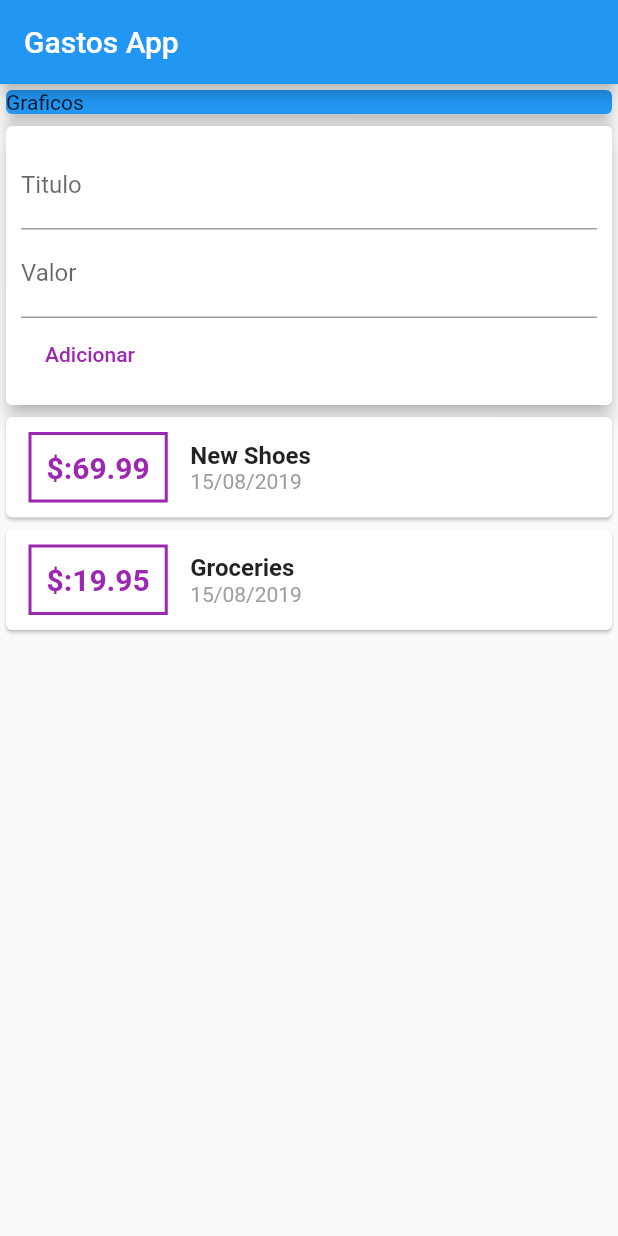
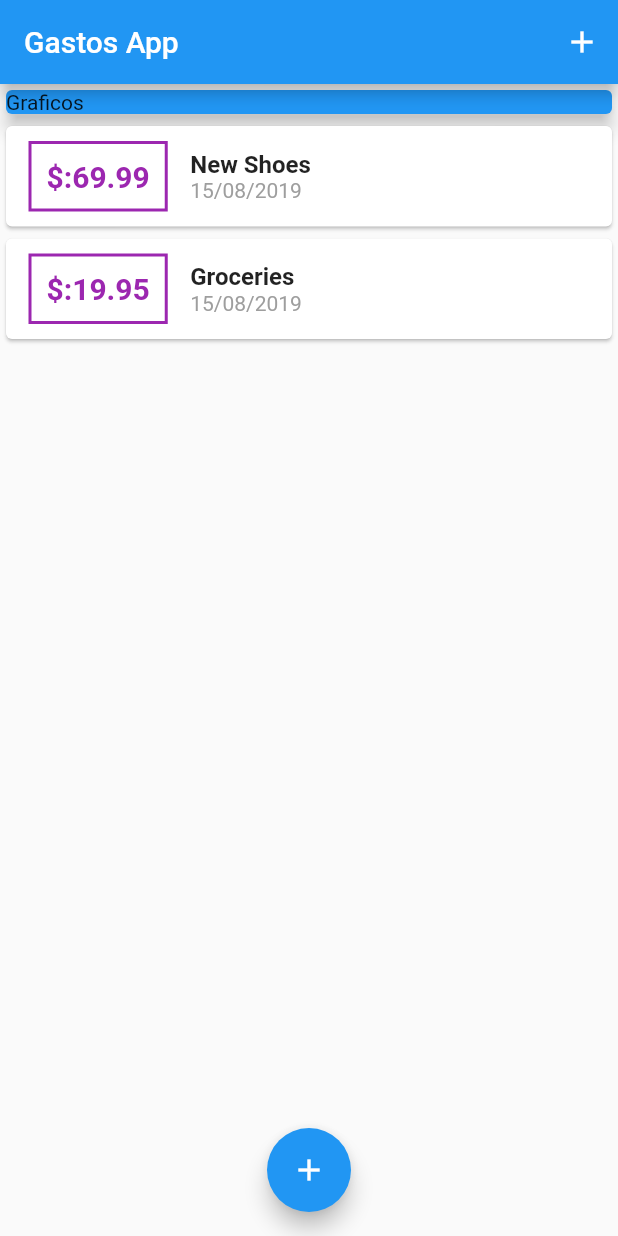
Before and after one commit to mavmaso/gastos_app, a Flutter app: the screen it shows after launch, on a phone screen of 412 x 824 dp. Run offline on Flutter 3.47's test engine with Material 2 defaults, Android fonts, the phone set to English and light mode, and no system bars.

Commit message:
[WIP] Adding AppBar Buttons

```diff
--- a/lib/main.dart
+++ b/lib/main.dart
@@ -1,25 +1,64 @@
-import 'package:Gastos_app/widgets/user_transaction.dart';
+import 'package:Gastos_app/widgets/new_transaction.dart';
+import 'package:Gastos_app/widgets/transaction_list.dart';
+import './models/transaction.dart';
 
 import 'package:flutter/material.dart';
 
 void main() => runApp(MyApp());
 
-class MyApp extends StatelessWidget {
+class MyApp extends StatefulWidget {
+  @override
+  _MyAppState createState() => _MyAppState();
+}
+
+class _MyAppState extends State<MyApp> {
+  final List<Transaction> _userTransactions = [
+    Transaction(
+      id: 't1',
+      title: 'New Shoes',
+      amount: 69.99,
+      date: DateTime.now(),
+    ),
+    Transaction(
+      id: 't2',
+      title: 'Groceries',
+      amount: 19.95,
+      date: DateTime.now(),
+    ),
+  ];
+
+  void _addNewTransaction(String title, double amount) {
+    final newTx = Transaction(
+        title: title,
+        amount: amount,
+        date: DateTime.now(),
+        id: DateTime.now().toString());
+
+    setState(() {
+      _userTransactions.add(newTx);
+    });
+  }
+
+  void _startAddNewTransaction(BuildContext ctx) {
+    showModalBottomSheet(
+        context: ctx,
+        builder: (_) {
+          return NewTransaction(_addNewTransaction);
+        });
+  }
+
   @override
   Widget build(BuildContext context) {
     return MaterialApp(
-      title: 'Gastos App',
-      home: MyHomePage(),
-    );
-  }
-}
-
-class MyHomePage extends StatelessWidget {
-  @override
-  Widget build(BuildContext context) {
-    return Scaffold(
+      home: Scaffold(
         appBar: AppBar(
           title: Text('Gastos App'),
+          actions: <Widget>[
+            IconButton(
+              icon: Icon(Icons.add),
+              onPressed: () => _startAddNewTransaction(context),
+            ),
+          ],
         ),
         body: SingleChildScrollView(
           child: Column(
@@ -33,8 +72,14 @@ class MyHomePage extends StatelessWidget {
                     child: Text('Graficos'),
                     elevation: 5,
                   )),
-            UserTransaction(),
+              TransactionList(_userTransactions),
             ],
+          ),
+        ),
+        floatingActionButtonLocation: FloatingActionButtonLocation.centerFloat,
+        floatingActionButton: FloatingActionButton(
+          child: Icon(Icons.add),
+          onPressed: () => _startAddNewTransaction(context),
         ),
       ),
     );
--- a/lib/widgets/transaction_list.dart
+++ b/lib/widgets/transaction_list.dart
@@ -25,7 +25,7 @@ class TransactionList extends StatelessWidget {
                     )),
                     padding: EdgeInsets.all(10),
                     child: Text(
-                      '\$:${transactions[index].amount}',
+                      '\$:${transactions[index].amount.toStringAsFixed(2)}',
                       style: TextStyle(
                           fontWeight: FontWeight.bold,
                           fontSize: 20,
--- a/lib/widgets/user_transaction.dart
+++ /dev/null
@@ -1,49 +0,0 @@
-import '../models/transaction.dart';
-import 'package:Gastos_app/widgets/new_transaction.dart';
-import 'package:Gastos_app/widgets/transaction_list.dart';
-import 'package:flutter/material.dart';
-
-class UserTransaction extends StatefulWidget {
-  @override
-  _UserTransactionState createState() => _UserTransactionState();
-}
-
-class _UserTransactionState extends State<UserTransaction> {
-    final List<Transaction> _userTransactions = [
-    Transaction(
-      id: 't1',
-      title: 'New Shoes',
-      amount: 69.99,
-      date: DateTime.now(),
-    ),
-    Transaction(
-      id: 't2',
-      title: 'Groceries',
-      amount: 19.95,
-      date: DateTime.now(),
-    ),
-  ];
-
-  void _addNewTransaction(String title, double amount) {
-    final newTx = Transaction(
-      title: title,
-      amount: amount,
-      date: DateTime.now(),
-      id: DateTime.now().toString()
-      );
-
-      setState(() {
-       _userTransactions.add(newTx);
-      });
-  }
-
-  @override
-  Widget build(BuildContext context) {
-    return Column(
-      children: <Widget>[
-          NewTransaction(_addNewTransaction),
-          TransactionList(_userTransactions),
-      ],
-    );
-  }
-}
```
Also changed, not shown: lib/widgets/new_transaction.dart (+18 -5 lines). Lines whose indentation alone changed are shown as unchanged.
